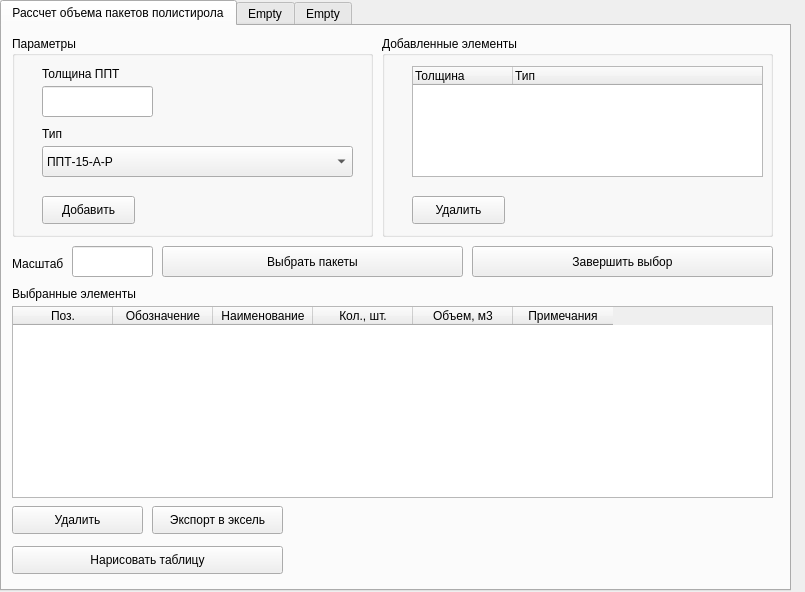
This is ui/polystyrene.ui in skysharkk/gpolystyrene as Qt 5 draws it before an edit. The edited form follows.
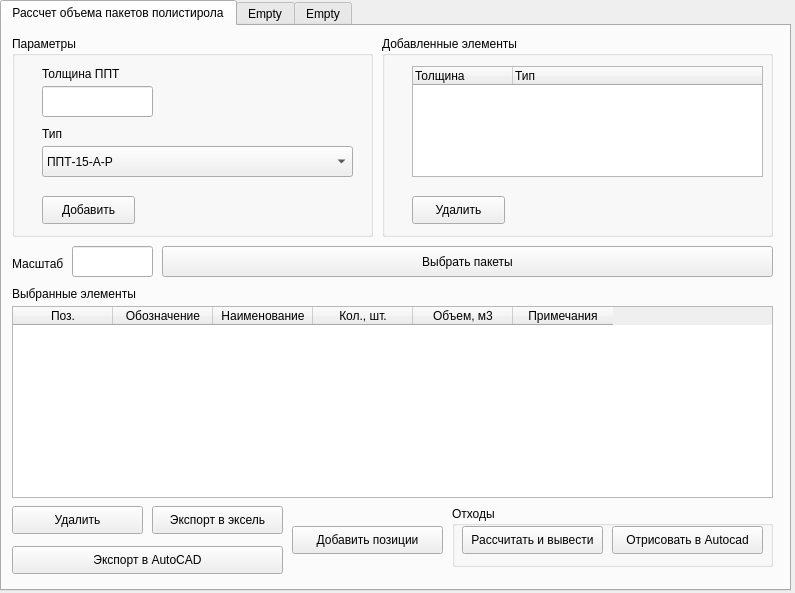
This is the edited form. Icons and pictures are not drawn.

Commit message: feat: implement text drawing

What changed in the file:
```diff
--- a/ui/polystyrene.ui
+++ b/ui/polystyrene.ui
@@ -6,8 +6,8 @@
    <rect>
     <x>0</x>
     <y>0</y>
-    <width>805</width>
-    <height>592</height>
+    <width>795</width>
+    <height>593</height>
    </rect>
   </property>
   <property name="windowTitle">
@@ -169,7 +169,7 @@
       <rect>
        <x>160</x>
        <y>220</y>
-       <width>301</width>
+       <width>611</width>
        <height>31</height>
       </rect>
      </property>
@@ -239,19 +239,6 @@
       </rect>
      </property>
     </widget>
-    <widget class="QPushButton" name="pushButton_6">
-     <property name="geometry">
-      <rect>
-       <x>470</x>
-       <y>220</y>
-       <width>301</width>
-       <height>31</height>
-      </rect>
-     </property>
-     <property name="text">
-      <string>Завершить выбор</string>
-     </property>
-    </widget>
     <widget class="QPushButton" name="pushButton_7">
      <property name="geometry">
       <rect>
@@ -262,7 +249,7 @@
       </rect>
      </property>
      <property name="text">
-      <string>Нарисовать таблицу</string>
+      <string>Экспорт в AutoCAD</string>
      </property>
     </widget>
     <widget class="QTableWidget" name="tableWidget_2">
@@ -305,6 +292,58 @@
       </property>
      </column>
     </widget>
+    <widget class="QGroupBox" name="groupBox_3">
+     <property name="geometry">
+      <rect>
+       <x>450</x>
+       <y>480</y>
+       <width>321</width>
+       <height>61</height>
+      </rect>
+     </property>
+     <property name="title">
+      <string>Отходы</string>
+     </property>
+     <widget class="QPushButton" name="pushButton_6">
+      <property name="geometry">
+       <rect>
+        <x>10</x>
+        <y>20</y>
+        <width>141</width>
+        <height>28</height>
+       </rect>
+      </property>
+      <property name="text">
+       <string>Рассчитать и вывести</string>
+      </property>
+     </widget>
+     <widget class="QPushButton" name="pushButton_8">
+      <property name="geometry">
+       <rect>
+        <x>160</x>
+        <y>20</y>
+        <width>151</width>
+        <height>28</height>
+       </rect>
+      </property>
+      <property name="text">
+       <string>Отрисовать в Autocad</string>
+      </property>
+     </widget>
+    </widget>
+    <widget class="QPushButton" name="pushButton_9">
+     <property name="geometry">
+      <rect>
+       <x>290</x>
+       <y>500</y>
+       <width>151</width>
+       <height>28</height>
+      </rect>
+     </property>
+     <property name="text">
+      <string>Добавить позиции</string>
+     </property>
+    </widget>
    </widget>
    <widget class="QWidget" name="tab_2">
     <attribute name="title">
```
Left out of the diff: 9 changed lines with no effect on the pictures. The commit also changes 2 other files.
